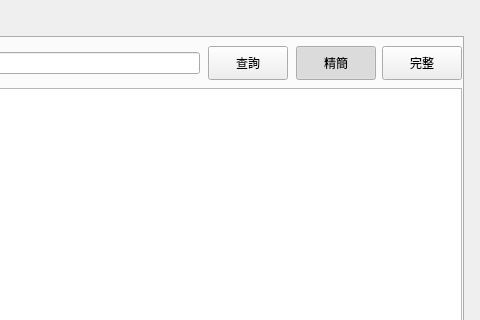
Old version of the form layouts/Layout5.ui in the repository jerrygskk/project_police; both pictures show x 544 to 1024 and y 0 to 320 of the 1024 by 768 pixel window.
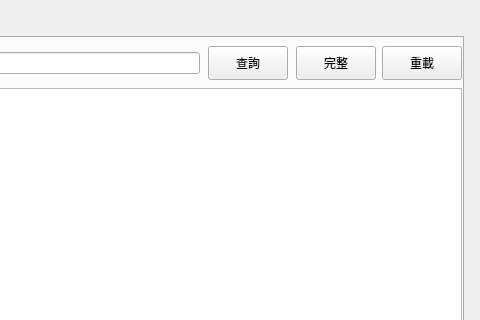
New version of the form.

Commit message:
feat(browse/archive): 參照自動反映、重載鈕、更新中提示、檔名過濾搜尋
- 瀏覽頁參照改名就地輕量刷新(ref_col)，零重建成本
- 瀏覽頁/歸檔頁新增「重載」鈕，強制重掃資料夾＋整表重建
- 重載與大量差異更新(>=100列)顯示「更新中」提示(runWithBusy)
- 歸檔頁「自訂關鍵字」改為檔名過濾(只留符合的 PDF)
- 搜尋 setUpdatesEnabled 改 try/finally，避免例外導致畫面凍結
- 瀏覽頁精簡/完整改單顆切換鈕(預設精簡)

Diff of the .ui file:
```diff
--- a/layouts/Layout5.ui
+++ b/layouts/Layout5.ui
@@ -48,21 +48,20 @@
           <item>
            <layout class="QHBoxLayout" name="task_seg_layout">
             <property name="spacing"><number>6</number></property>
-            <item>
-             <widget class="QPushButton" name="task_seg_slim">
-              <property name="minimumSize"><size><width>64</width><height>34</height></size></property><property name="maximumSize"><size><width>16777215</width><height>34</height></size></property>
-              <property name="text"><string>精簡</string></property>
-              <property name="checkable"><bool>true</bool></property>
-              <property name="checked"><bool>true</bool></property>
-              <property name="autoExclusive"><bool>true</bool></property>
-             </widget>
-            </item>
             <item>
              <widget class="QPushButton" name="task_seg_full">
               <property name="minimumSize"><size><width>64</width><height>34</height></size></property><property name="maximumSize"><size><width>16777215</width><height>34</height></size></property>
               <property name="text"><string>完整</string></property>
               <property name="checkable"><bool>true</bool></property>
-              <property name="autoExclusive"><bool>true</bool></property>
+              <property name="cursor"><cursorShape>PointingHandCursor</cursorShape></property>
+             </widget>
+            </item>
+            <item>
+             <widget class="QPushButton" name="task_reload">
+              <property name="minimumSize"><size><width>64</width><height>34</height></size></property><property name="maximumSize"><size><width>16777215</width><height>34</height></size></property>
+              <property name="text"><string>重載</string></property>
+              <property name="cursor"><cursorShape>PointingHandCursor</cursorShape></property>
+              <property name="toolTip"><string>強制重新載入此表全部資料</string></property>
              </widget>
             </item>
            </layout>
```
Left out of the diff: 38 changed lines with no effect on the pictures. The commit also changes 6 other files.
